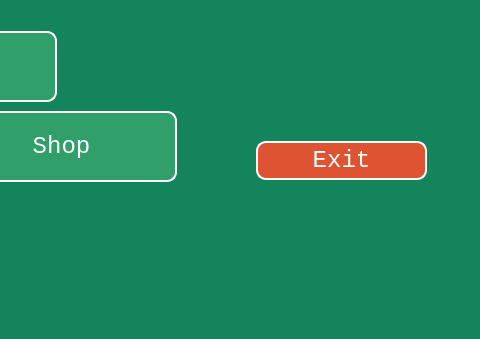
Above: VOF-Client-Desktop/Menu.ui from SBEmafph/voltorbflip-clone before the change; both pictures show x 544 to 1024 and y 429 to 768 of the 1024 by 768 pixel window. Below: the same form after it.
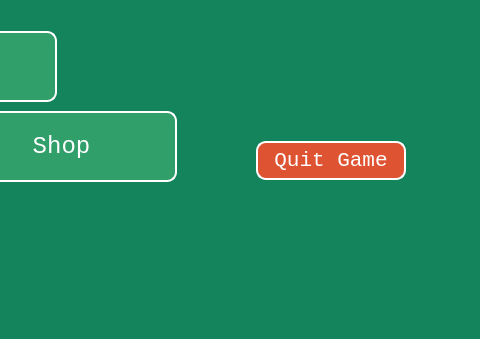
That is the form after the change. Icons and pictures are not drawn.

Patch:
```diff
--- a/VOF-Client-Desktop/Menu.ui
+++ b/VOF-Client-Desktop/Menu.ui
@@ -177,14 +177,14 @@
        <rect>
         <x>800</x>
         <y>570</y>
-        <width>171</width>
+        <width>150</width>
         <height>39</height>
        </rect>
       </property>
       <property name="font">
        <font>
         <family>Consolas</family>
-        <pointsize>18</pointsize>
+        <pointsize>16</pointsize>
         <bold>false</bold>
        </font>
       </property>
@@ -204,7 +204,7 @@
 }</string>
       </property>
       <property name="text">
-       <string>Exit</string>
+       <string>Quit Game</string>
       </property>
       <property name="iconSize">
        <size>
```
Left out of the diff: 48 changed lines with no effect on the pictures.
